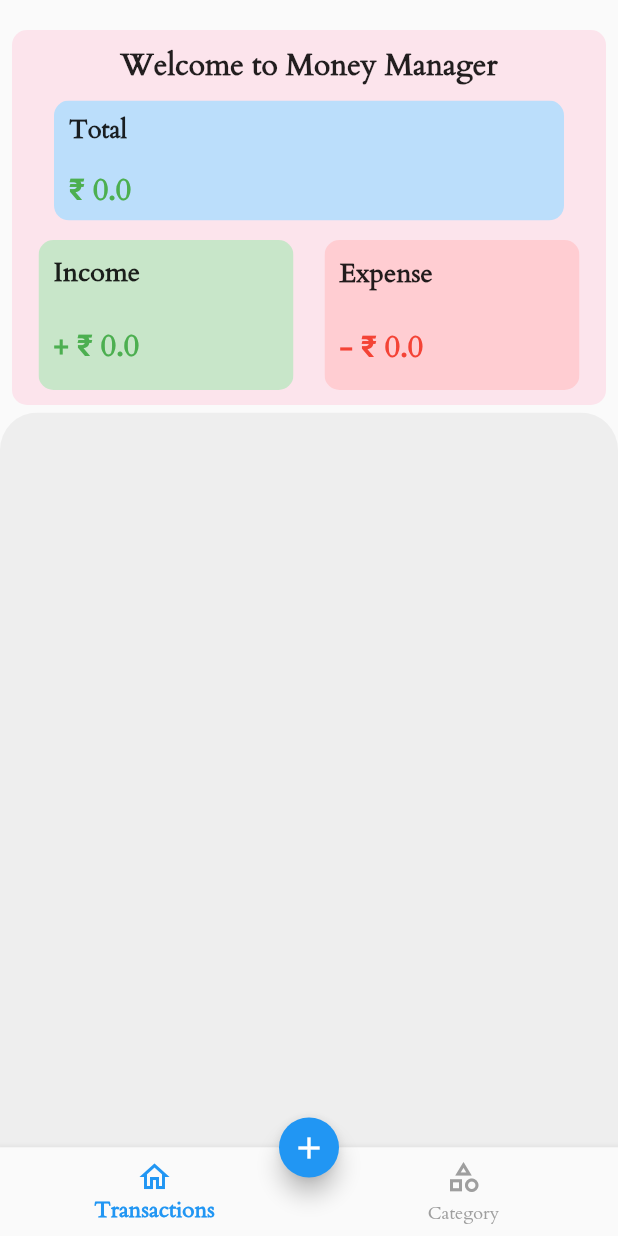
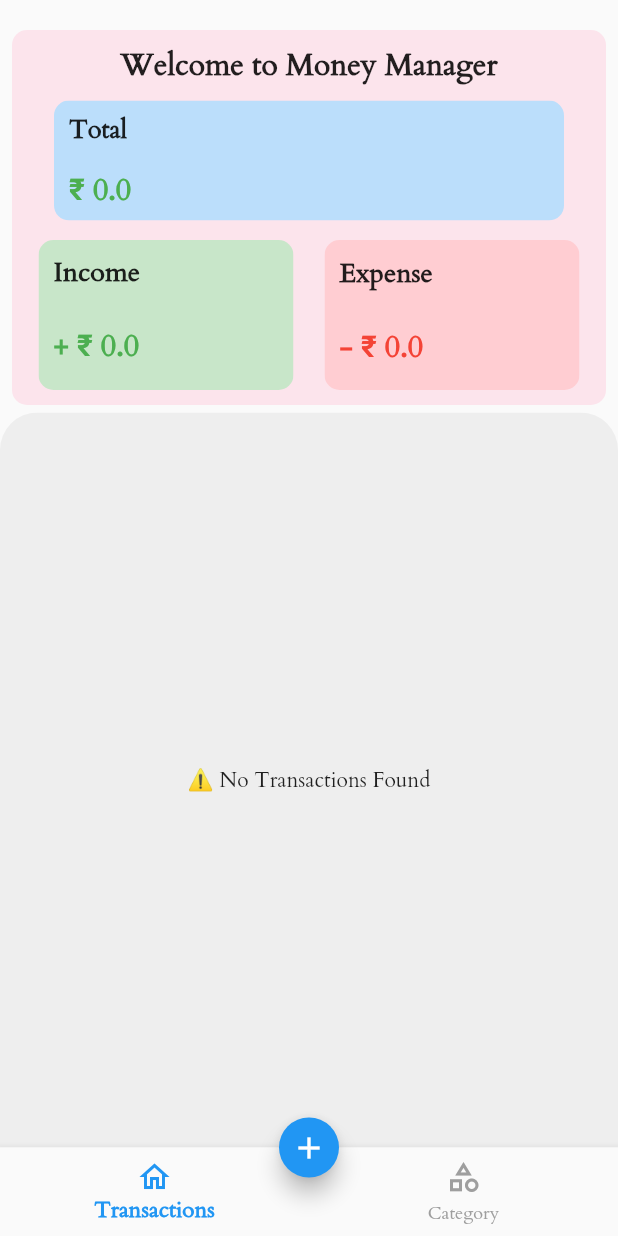
Before and after one commit to ak29creations/Money-Management, a Flutter app: the screen it shows after launch, on a phone screen of 412 x 824 dp. Run offline on Flutter 3.47's test engine with Material 2 defaults, Android fonts, the phone set to English and light mode, and no system bars; our stand-ins replace flutter_slidable, hive_flutter; accounts and stored records are empty.

Commit message:
fourth commit

```diff
--- a/lib/screens/category/expense_category_list.dart
+++ b/lib/screens/category/expense_category_list.dart
@@ -12,7 +12,9 @@ class ExpenseCategoryList extends StatelessWidget {
     return ValueListenableBuilder(
         valueListenable: CategoryDB().expenseCategoryListListener,
         builder: (BuildContext ctx, List<CategoryModel> newList, Widget? _) {
-          return ListView.separated(
+          return newList.isEmpty
+              ? const Center(child: Text("⚠️ No Expense Categories Found"))
+              : ListView.separated(
                   itemBuilder: (ctx, index) {
                     final category = newList[index];
                     return Card(
@@ -26,14 +28,16 @@ class ExpenseCategoryList extends StatelessWidget {
                         ),
                         trailing: IconButton(
                           onPressed: () async {
-                      List<TransactionModel> result =
-                          await TransactionDB.instance.getTransactionCategories(
+                            List<TransactionModel> result = await TransactionDB
+                                .instance
+                                .getTransactionCategories(
                                     category.type, category.name);
 
                             if (result.isEmpty) {
                               CategoryDB.instance.deleteCategory(category.id!);
                             } else {
-                        ScaffoldMessenger.of(context).hideCurrentSnackBar();
+                              ScaffoldMessenger.of(context)
+                                  .hideCurrentSnackBar();
                               ScaffoldMessenger.of(context).showSnackBar(
                                 const SnackBar(
                                   content: Text(
--- a/lib/screens/category/income_category_list.dart
+++ b/lib/screens/category/income_category_list.dart
@@ -14,7 +14,9 @@ class IncomeCategoryList extends StatelessWidget {
         builder: (BuildContext ctx, List<CategoryModel> newList, Widget? _) {
           return Padding(
             padding: const EdgeInsets.all(8.0),
-            child: ListView.separated(
+            child: newList.isEmpty
+                ? const Center(child: Text("⚠️ No Income Categories Found"))
+                : ListView.separated(
                     itemBuilder: (ctx, index) {
                       final category = newList[index];
                       return Card(
@@ -28,15 +30,17 @@ class IncomeCategoryList extends StatelessWidget {
                           ),
                           trailing: IconButton(
                             onPressed: () async {
-                        List<TransactionModel> result = await TransactionDB
-                            .instance
+                              List<TransactionModel> result =
+                                  await TransactionDB.instance
                                       .getTransactionCategories(
                                           category.type, category.name);
 
                               if (result.isEmpty) {
-                          CategoryDB.instance.deleteCategory(category.id!);
+                                CategoryDB.instance
+                                    .deleteCategory(category.id!);
                               } else {
-                          ScaffoldMessenger.of(context).hideCurrentSnackBar();
+                                ScaffoldMessenger.of(context)
+                                    .hideCurrentSnackBar();
                                 ScaffoldMessenger.of(context).showSnackBar(
                                   const SnackBar(
                                     content: Text(
--- a/lib/screens/transactions/screen_transaction.dart
+++ b/lib/screens/transactions/screen_transaction.dart
@@ -28,8 +28,11 @@ class ScreenTransaction extends StatelessWidget {
                     topRight: Radius.circular(25)),
                 child: Container(
                   color: Colors.grey[200],
-                  child: ListView.separated(
-                    padding: const EdgeInsets.only(left: 10,right: 10,bottom: 10,top: 15),
+                  child: newList.isEmpty
+                      ? const Center(child: Text("⚠️ No Transactions Found"))
+                      : ListView.separated(
+                          padding: const EdgeInsets.only(
+                              left: 10, right: 10, bottom: 10, top: 15),
                           itemBuilder: (ctx, index) {
                             final _value = newList[index];
                             return Slidable(
@@ -78,10 +81,9 @@ class ScreenTransaction extends StatelessWidget {
                                           : Colors.red,
                                       fontWeight: FontWeight.bold,
                                     ),
-
                                   ),
-                            subtitle:
-                                Text(_value.category + " - " + _value.purpose),
+                                  subtitle: Text(
+                                      _value.category + " - " + _value.purpose),
                                 ),
                               ),
                             );
```
Lines whose indentation alone changed are shown as unchanged.
